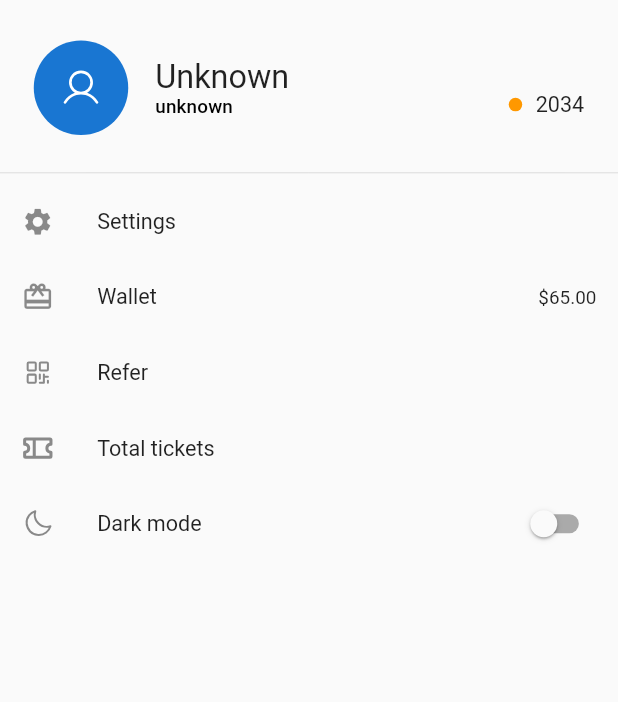
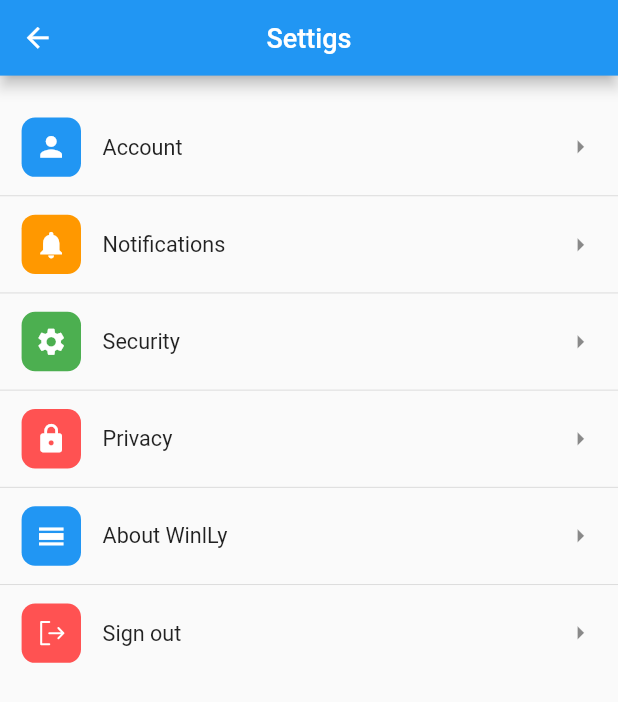
Before and after one commit to mazharulsabbir/winly, a Flutter app: the ProfileTab widget shown alone on an empty page, opened directly, after a tap on "Settings", on a phone screen of 412 x 824 dp. Shown: the top 702 px of the screen. Run offline on Flutter 3.47's test engine with Material 2 defaults, Android fonts, the phone set to English and light mode, and no system bars; our stand-ins replace dio, flutter_countdown_timer, flutter_phosphor_icons, form_field_validator, get, get_storage and 2 more; accounts and stored records are empty; network calls fail.

Commit message:
settings UI done

```diff
--- a/lib/main.dart
+++ b/lib/main.dart
@@ -23,7 +23,7 @@ class MyApp extends StatelessWidget {
     return GetMaterialApp(
       title: APP_NAME,
       debugShowCheckedModeBanner: false,
-      home: const SignInScreen(),
+      home: const RootScreen(),
       initialBinding: GlobalBindings(),
       theme: MyAppThemes.lightTheme,
       darkTheme: MyAppThemes.darkTheme,
--- /dev/null
+++ b/lib/models/settings.dart
@@ -0,0 +1,36 @@
+import 'package:flutter/cupertino.dart';
+import 'package:flutter/material.dart';
+import 'package:flutter_phosphor_icons/flutter_phosphor_icons.dart';
+
+class SettingsModel {
+  final String title;
+  final IconData iconData;
+  final Color leadingBackC;
+  SettingsModel(
+      {required this.title,
+      required this.leadingBackC,
+      required this.iconData});
+
+  static List<SettingsModel> settings = [
+    SettingsModel(
+        title: 'Account', leadingBackC: Colors.blue, iconData: Icons.person),
+    SettingsModel(
+        title: 'Notifications',
+        leadingBackC: Colors.orange,
+        iconData: Icons.notifications),
+    SettingsModel(
+        title: 'Security',
+        leadingBackC: Colors.green,
+        iconData: Icons.settings),
+    SettingsModel(
+        title: 'Privacy', leadingBackC: Colors.redAccent, iconData: Icons.lock),
+    SettingsModel(
+        title: 'About WinlLy',
+        leadingBackC: Colors.blue,
+        iconData: Icons.calendar_view_day),
+    SettingsModel(
+        title: 'Sign out',
+        leadingBackC: Colors.redAccent,
+        iconData: PhosphorIcons.sign_out)
+  ];
+}
--- a/lib/pages/tabs/profile.dart
+++ b/lib/pages/bottom_tabs/profile.dart
@@ -2,6 +2,7 @@ import 'package:flutter/material.dart';
 import 'package:flutter_phosphor_icons/flutter_phosphor_icons.dart';
 import 'package:get/get.dart';
 import 'package:winly/globals/controllers/theme_controller.dart';
+import 'package:winly/pages/settings/settings.dart';
 import 'package:winly/pages/wallet/wallet_screen.dart';
 import 'package:winly/widgets/common_avatar.dart';
 
@@ -49,7 +50,9 @@ class ProfileTab extends StatelessWidget {
         ListTile(
           leading: const Icon(Icons.settings),
           title: const Text('Settings'),
-          onTap: () {},
+          onTap: () {
+            Get.to(() => const SettingsPage());
+          },
         ),
         ListTile(
           leading: const Icon(Icons.wallet_giftcard),
--- a/lib/pages/nav_bar/tab_navigation_item.dart
+++ b/lib/pages/nav_bar/tab_navigation_item.dart
@@ -1,6 +1,8 @@
 import 'package:flutter/material.dart';
 import 'package:flutter_phosphor_icons/flutter_phosphor_icons.dart';
-import 'package:winly/pages/tabs/tabs.dart';
+import 'package:winly/pages/bottom_tabs/tabs.dart';
+import 'package:winly/pages/bottom_tabs/tounamennts/tournaments.dart';
+import 'package:winly/pages/bottom_tabs/tournaments.dart';
 
 class TabNavigationItem {
   TabNavigationItem({
--- /dev/null
+++ b/lib/pages/settings/settings.dart
@@ -0,0 +1,44 @@
+import 'package:flutter/material.dart';
+import 'package:flutter_phosphor_icons/flutter_phosphor_icons.dart';
+import 'package:winly/models/settings.dart';
+
+class SettingsPage extends StatelessWidget {
+  const SettingsPage({Key? key}) : super(key: key);
+
+  @override
+  Widget build(BuildContext context) {
+    return Scaffold(
+      appBar: AppBar(
+        title: const Text('Settigs'),
+        centerTitle: true,
+      ),
+      body: SafeArea(
+        child: Padding(
+          padding: const EdgeInsets.only(top: 25),
+          child: ListView.separated(
+            separatorBuilder: (_, i) => const Divider(),
+            itemBuilder: (_, index) {
+              return ListTile(
+                leading: Container(
+                  padding: const EdgeInsets.all(10),
+                  decoration: BoxDecoration(
+                      color: SettingsModel.settings[index].leadingBackC,
+                      borderRadius:
+                          const BorderRadius.all(Radius.circular(10))),
+                  child: Icon(
+                    SettingsModel.settings[index].iconData,
+                    color: Theme.of(context).primaryIconTheme.color,
+                  ),
+                ),
+                title: Text(SettingsModel.settings[index].title),
+                trailing: const Icon(Icons.arrow_right_outlined),
+              );
+            },
+            itemCount: SettingsModel.settings.length,
+            shrinkWrap: true,
+          ),
+        ),
+      ),
+    );
+  }
+}
```
Also changed, not shown: lib/pages/bottom_tabs/earn_ticket.dart (renamed from lib/pages/tabs/earn_ticket.dart), lib/pages/bottom_tabs/faq.dart (renamed from lib/pages/tabs/faq.dart), lib/pages/bottom_tabs/tabs.dart (renamed from lib/pages/tabs/tabs.dart), lib/pages/bottom_tabs/tounamennts/tabs/completed.dart (added), lib/pages/bottom_tabs/tounamennts/tabs/live.dart (added), lib/pages/bottom_tabs/tounamennts/tabs/up_comming.dart (added), lib/pages/bottom_tabs/tounamennts/tournaments.dart (renamed from lib/pages/tabs/tournaments.dart), lib/pages/bottom_tabs/tournaments.dart (added).
